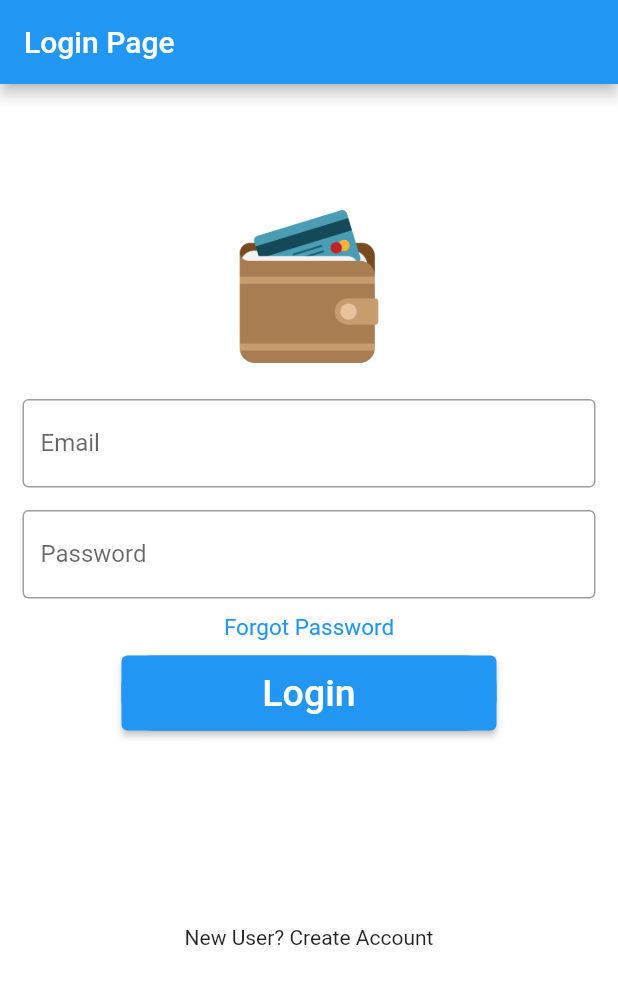
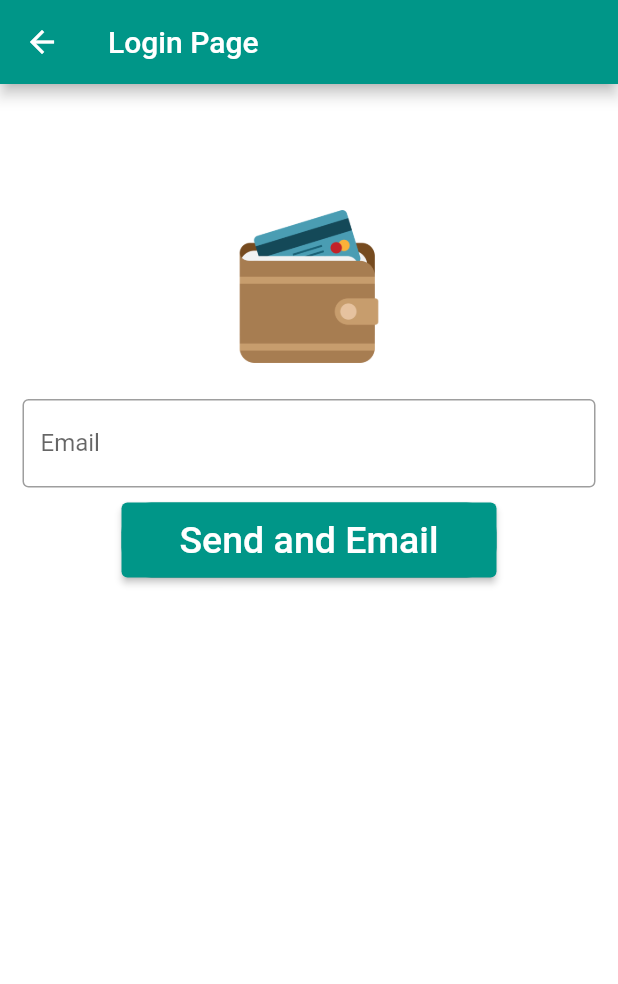
Before and after one commit to daniawaffle/myWallet, a Flutter app: the screen it shows after launch, after a tap on "Forgot Password", on a phone screen of 412 x 824 dp. Shown: the top 984 px of the screen. Run offline on Flutter 3.47's test engine with Material 2 defaults, Android fonts, the phone set to English and light mode, and no system bars; our stand-ins replace firebase_auth, firebase_core, fluttertoast, get_it, hive, hive_flutter and 1 more; accounts and stored records are empty.

Commit message:
added all firebase authinticate functualities

```diff
--- /dev/null
+++ b/lib/screens/forgot_password/forgot_password_bloc.dart
@@ -0,0 +1,26 @@
+import 'package:expenses_app/extentions.dart';
+import 'package:flutter/cupertino.dart';
+import '../../services/firebase_auth.dart';
+
+class ForgotPasswordBloc {
+  bool isPasswordVisable = false;
+  final formkey = GlobalKey<FormState>();
+  final FirebaseAuthService authService = FirebaseAuthService();
+  String? validateEmail(String? value) {
+    if (value == null || value.isEmpty) {
+      return 'Please Enter E-mail';
+    } else if (!value.isValidEmail()) {
+      return 'Enter a valid email format';
+    } else {
+      return null;
+    }
+  }
+
+  void handleForgotPassword(String email) async {
+    try {
+      await authService.resetPassword(email);
+    } catch (e) {
+      rethrow;
+    }
+  }
+}
--- /dev/null
+++ b/lib/screens/forgot_password/forgot_password_screen.dart
@@ -0,0 +1,99 @@
+import 'package:flutter/material.dart';
+import 'package:fluttertoast/fluttertoast.dart';
+
+import 'forgot_password_bloc.dart';
+
+class ForgotPasswordScreen extends StatefulWidget {
+  const ForgotPasswordScreen({super.key});
+
+  @override
+  State<ForgotPasswordScreen> createState() => _ForgotPasswordScreenState();
+}
+
+class _ForgotPasswordScreenState extends State<ForgotPasswordScreen> {
+  final TextEditingController emailController = TextEditingController();
+
+  ForgotPasswordBloc bloc = ForgotPasswordBloc();
+
+  @override
+  Widget build(BuildContext context) {
+    return Scaffold(
+      backgroundColor: Colors.white,
+      appBar: AppBar(
+        title: const Text("Login Page"),
+        backgroundColor: Colors.teal,
+      ),
+      body: SingleChildScrollView(
+        child: Column(
+          children: <Widget>[
+            Padding(
+              padding: const EdgeInsets.only(top: 60.0),
+              child: Center(
+                child: SizedBox(
+                    width: 200,
+                    height: 150,
+                    /*decoration: BoxDecoration(
+                        color: Colors.red,
+                        borderRadius: BorderRadius.circular(50.0)),*/
+                    child: Image.asset('assets/Wallet.png')),
+              ),
+            ),
+            Form(
+                key: bloc.formkey,
+                child: Column(
+                  children: <Widget>[
+                    Padding(
+                      //padding: const EdgeInsets.only(left:15.0,right: 15.0,top:0,bottom: 0),
+                      padding: const EdgeInsets.symmetric(horizontal: 15),
+                      child: TextFormField(
+                          controller: emailController,
+                          decoration: const InputDecoration(
+                              border: OutlineInputBorder(),
+                              labelText: 'Email',
+                              hintText:
+                                  'Enter valid email id as abc@gmail.com'),
+                          validator: (value) {
+                            return bloc.validateEmail(value);
+                          }),
+                    ),
+                  ],
+                )),
+            Padding(
+              padding: const EdgeInsets.symmetric(vertical: 10),
+              child: Container(
+                height: 50,
+                width: 250,
+                decoration: BoxDecoration(
+                    color: Colors.teal,
+                    borderRadius: BorderRadius.circular(20)),
+                child: ElevatedButton(
+                  style: ElevatedButton.styleFrom(backgroundColor: Colors.teal),
+                  onPressed: () async {
+                    if (bloc.formkey.currentState!.validate()) {
+                      try {
+                        bloc.handleForgotPassword(emailController.text);
+                        Fluttertoast.showToast(
+                          msg: "an email has been sent",
+                          gravity: ToastGravity.BOTTOM,
+                        );
+                      } catch (error) {
+                        Fluttertoast.showToast(
+                          msg: error.toString(),
+                          gravity: ToastGravity.BOTTOM,
+                        );
+                      }
+                    }
+                  },
+                  child: const Text(
+                    'Send and Email',
+                    style: TextStyle(color: Colors.white, fontSize: 25),
+                  ),
+                ),
+              ),
+            ),
+          ],
+        ),
+      ),
+    );
+  }
+}
--- a/lib/screens/login/login_screen.dart
+++ b/lib/screens/login/login_screen.dart
@@ -1,7 +1,7 @@
-import 'package:expenses_app/extentions.dart';
-import 'package:expenses_app/models/user.dart';
 import 'package:expenses_app/screens/expenses/expenses_screen.dart';
+import 'package:expenses_app/screens/forgot_password/forgot_password_screen.dart';
 import 'package:expenses_app/screens/login/login_bloc.dart';
+import 'package:expenses_app/screens/signup/signup_screen.dart';
 import 'package:firebase_auth/firebase_auth.dart';
 import 'package:flutter/material.dart';
 import 'package:fluttertoast/fluttertoast.dart';
@@ -24,6 +24,7 @@ class _LoginScreenState extends State<LoginScreen> {
       backgroundColor: Colors.white,
       appBar: AppBar(
         title: const Text("Login Page"),
+        backgroundColor: Colors.teal,
       ),
       body: SingleChildScrollView(
         child: Column(
@@ -31,7 +32,7 @@ class _LoginScreenState extends State<LoginScreen> {
             Padding(
               padding: const EdgeInsets.only(top: 60.0),
               child: Center(
-                child: Container(
+                child: SizedBox(
                     width: 200,
                     height: 150,
                     /*decoration: BoxDecoration(
@@ -48,21 +49,15 @@ class _LoginScreenState extends State<LoginScreen> {
                       //padding: const EdgeInsets.only(left:15.0,right: 15.0,top:0,bottom: 0),
                       padding: const EdgeInsets.symmetric(horizontal: 15),
                       child: TextFormField(
-                        controller: emailController,
-                        decoration: const InputDecoration(
-                            border: OutlineInputBorder(),
-                            labelText: 'Email',
-                            hintText: 'Enter valid email id as abc@gmail.com'),
-                        validator: (value) {
-                          if (value == null || value.isEmpty) {
-                            return 'Please Enter E-mail';
-                          } else if (!value.isValidEmail()) {
-                            return 'enter a valid email format';
-                          } else {
-                            return null;
-                          }
-                        },
-                      ),
+                          controller: emailController,
+                          decoration: const InputDecoration(
+                              border: OutlineInputBorder(),
+                              labelText: 'Email',
+                              hintText:
+                                  'Enter valid email id as abc@gmail.com'),
+                          validator: (value) {
+                            return bloc.validateEmail(value);
+                          }),
                     ),
                     Padding(
                       padding: const EdgeInsets.only(
@@ -72,13 +67,15 @@ class _LoginScreenState extends State<LoginScreen> {
                           builder: (context, snapshot) {
                             return TextFormField(
                                 controller: passwordController,
-                                obscureText: true,
+                                obscureText: !bloc.isPasswordVisable,
                                 decoration: InputDecoration(
-                                    border: OutlineInputBorder(),
+                                    border: const OutlineInputBorder(),
                                     labelText: 'Password',
                                     hintText: 'Enter secure password',
                                     suffix: InkWell(
-                                      onTap: () {},
+                                      onTap: () {
+                                        bloc.togglePasswordVisibility();
+                                      },
                                       child: Text(
                                         bloc.isPasswordVisable
                                             ? "Hide"
@@ -94,22 +91,37 @@ class _LoginScreenState extends State<LoginScreen> {
                 )),
             InkWell(
               onTap: () {
-                //TODO FORGOT PASSWORD SCREEN GOES HERE
+                Navigator.of(context).push(MaterialPageRoute(
+                    builder: (context) => const ForgotPasswordScreen()));
               },
-              child: Padding(
-                padding: const EdgeInsets.all(10.0),
-                child: const Text(
+              child: const Padding(
+                padding: EdgeInsets.all(10.0),
+                child: Text(
                   'Forgot Password',
                   style: TextStyle(color: Colors.blue, fontSize: 15),
                 ),
               ),
             ),
-            Container(
+            InkWell(
+              onTap: () {
+                Navigator.of(context).push(MaterialPageRoute(
+                    builder: (context) => const SignupScreen()));
+              },
+              child: const Padding(
+                padding: EdgeInsets.all(10.0),
+                child: Text(
+                  'Signup',
+                  style: TextStyle(color: Colors.blue, fontSize: 15),
+                ),
+              ),
+            ),
+            SizedBox(
               height: 50,
               width: 250,
-              decoration: BoxDecoration(
-                  color: Colors.blue, borderRadius: BorderRadius.circular(20)),
               child: ElevatedButton(
+                style: ElevatedButton.styleFrom(
+                  backgroundColor: Colors.teal,
+                ),
                 onPressed: () async {
                   if (bloc.formkey.currentState!.validate()) {
                     // try {
@@ -120,9 +132,8 @@ class _LoginScreenState extends State<LoginScreen> {
                     //       msg: error.message!, gravity: ToastGravity.TOP);
                     // }
                     try {
-                      await bloc.authService.signInWithEmailAndPassword(AppUser(
-                          email: emailController.text,
-                          password: passwordController.text));
+                      await bloc.loginToFirebase(
+                          emailController.text, passwordController.text);
                       if (context.mounted) {
                         Navigator.of(context).pushReplacement(MaterialPageRoute(
                             builder: (context) => const ExpensesScreen()));
@@ -141,10 +152,6 @@ class _LoginScreenState extends State<LoginScreen> {
                 ),
               ),
             ),
-            const SizedBox(
-              height: 130,
-            ),
-            const Text('New User? Create Account')
           ],
         ),
       ),
--- a/lib/services/firebase_auth.dart
+++ b/lib/services/firebase_auth.dart
@@ -9,8 +9,7 @@ class FirebaseAuthService {
       return await _auth.createUserWithEmailAndPassword(
           email: appUser.email, password: appUser.password);
     } catch (e) {
-      print("Error during registration: $e");
-      return null;
+      rethrow;
     }
   }
 
@@ -32,5 +31,13 @@ class FirebaseAuthService {
     await _auth.signOut();
   }
 
+  Future<void> resetPassword(String email) async {
+    try {
+      await _auth.sendPasswordResetEmail(email: email);
+    } catch (e) {
+      rethrow;
+    }
+  }
+
   Stream<User?> get authStateChanges => _auth.authStateChanges();
 }
```
Also changed, not shown: lib/screens/login/login_bloc.dart (+14 -2 lines), lib/screens/signup/signup_bloc.dart (added, +71 -0 lines), lib/screens/signup/signup_screen.dart (added, +148 -0 lines).
